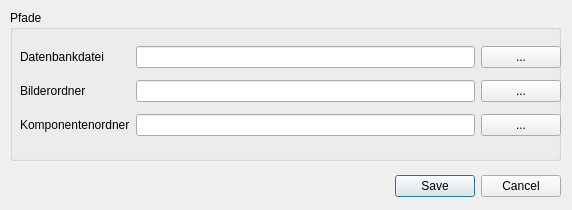
Old version of the form src/settingsdialog.ui in the repository oddscured/Partorium.
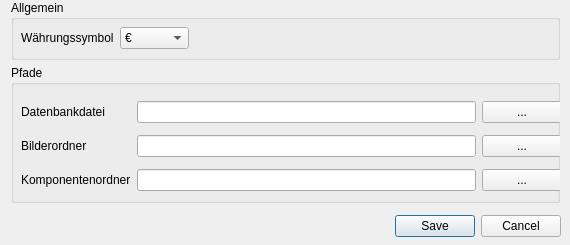
New version of the form.

```diff
--- a/src/settingsdialog.ui
+++ b/src/settingsdialog.ui
@@ -6,19 +6,37 @@
    <rect>
     <x>0</x>
     <y>0</y>
-    <width>572</width>
-    <height>210</height>
+    <width>570</width>
+    <height>245</height>
    </rect>
   </property>
+  <property name="sizePolicy">
+   <sizepolicy hsizetype="Fixed" vsizetype="Fixed">
+    <horstretch>0</horstretch>
+    <verstretch>0</verstretch>
+   </sizepolicy>
+  </property>
+  <property name="minimumSize">
+   <size>
+    <width>570</width>
+    <height>245</height>
+   </size>
+  </property>
+  <property name="maximumSize">
+   <size>
+    <width>570</width>
+    <height>245</height>
+   </size>
+  </property>
   <property name="windowTitle">
    <string>Einstellungen</string>
   </property>
   <widget class="QDialogButtonBox" name="buttonBox">
    <property name="geometry">
     <rect>
-     <x>220</x>
-     <y>170</y>
-     <width>341</width>
+     <x>360</x>
+     <y>210</y>
+     <width>201</width>
      <height>32</height>
     </rect>
    </property>
@@ -32,16 +50,34 @@
   <widget class="QGroupBox" name="grp_Paths">
    <property name="geometry">
     <rect>
-     <x>10</x>
-     <y>10</y>
-     <width>551</width>
-     <height>151</height>
+     <x>11</x>
+     <y>65</y>
+     <width>549</width>
+     <height>138</height>
     </rect>
    </property>
+   <property name="sizePolicy">
+    <sizepolicy hsizetype="Ignored" vsizetype="Ignored">
+     <horstretch>0</horstretch>
+     <verstretch>0</verstretch>
+    </sizepolicy>
+   </property>
+   <property name="minimumSize">
+    <size>
+     <width>0</width>
+     <height>120</height>
+    </size>
+   </property>
+   <property name="maximumSize">
+    <size>
+     <width>16777215</width>
+     <height>138</height>
+    </size>
+   </property>
    <property name="title">
     <string>Pfade</string>
    </property>
-   <widget class="QWidget" name="">
+   <widget class="QWidget" name="layoutWidget">
     <property name="geometry">
      <rect>
       <x>10</x>
@@ -105,6 +141,103 @@
     </layout>
    </widget>
   </widget>
+  <widget class="QGroupBox" name="grp_General">
+   <property name="geometry">
+    <rect>
+     <x>11</x>
+     <y>0</y>
+     <width>549</width>
+     <height>60</height>
+    </rect>
+   </property>
+   <property name="sizePolicy">
+    <sizepolicy hsizetype="Expanding" vsizetype="Preferred">
+     <horstretch>0</horstretch>
+     <verstretch>0</verstretch>
+    </sizepolicy>
+   </property>
+   <property name="maximumSize">
+    <size>
+     <width>16777215</width>
+     <height>60</height>
+    </size>
+   </property>
+   <property name="sizeIncrement">
+    <size>
+     <width>0</width>
+     <height>200</height>
+    </size>
+   </property>
+   <property name="baseSize">
+    <size>
+     <width>0</width>
+     <height>200</height>
+    </size>
+   </property>
+   <property name="title">
+    <string>Allgemein</string>
+   </property>
+   <widget class="QWidget" name="">
+    <property name="geometry">
+     <rect>
+      <x>10</x>
+      <y>27</y>
+      <width>211</width>
+      <height>148</height>
+     </rect>
+    </property>
+    <layout class="QFormLayout" name="formLayout">
+     <property name="labelAlignment">
+      <set>Qt::AlignmentFlag::AlignLeading|Qt::AlignmentFlag::AlignLeft|Qt::AlignmentFlag::AlignVCenter</set>
+     </property>
+     <property name="formAlignment">
+      <set>Qt::AlignmentFlag::AlignLeading|Qt::AlignmentFlag::AlignLeft|Qt::AlignmentFlag::AlignTop</set>
+     </property>
+     <item row="0" column="0">
+      <widget class="QLabel" name="lbl_Currency">
+       <property name="text">
+        <string>Währungssymbol</string>
+       </property>
+      </widget>
+     </item>
+     <item row="0" column="1">
+      <widget class="QComboBox" name="cbb_Currency">
+       <property name="maximumSize">
+        <size>
+         <width>69</width>
+         <height>16777215</height>
+        </size>
+       </property>
+       <item>
+        <property name="text">
+         <string>€</string>
+        </property>
+       </item>
+       <item>
+        <property name="text">
+         <string>$</string>
+        </property>
+       </item>
+       <item>
+        <property name="text">
+         <string>¥</string>
+        </property>
+       </item>
+       <item>
+        <property name="text">
+         <string>£</string>
+        </property>
+       </item>
+       <item>
+        <property name="text">
+         <string>CHF</string>
+        </property>
+       </item>
+      </widget>
+     </item>
+    </layout>
+   </widget>
+  </widget>
  </widget>
  <resources/>
  <connections>
```
